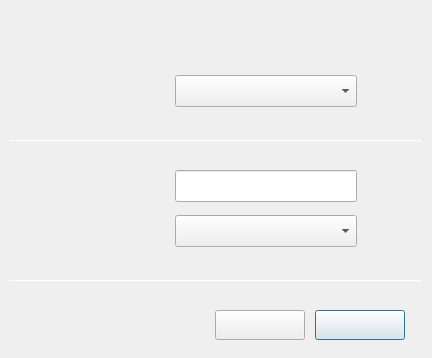
Above: wireless-security/dlgconnhidwifi.ui from ukui/kylin-nm before the change. Below: the same form after it.
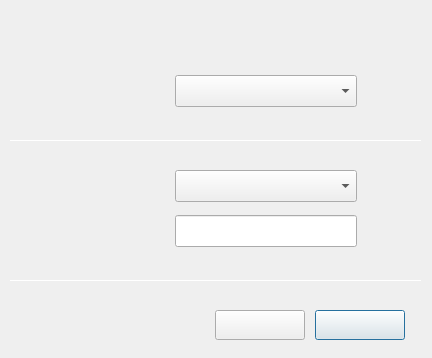
That is the form after the change.

What changed in the file:
```diff
--- a/wireless-security/dlgconnhidwifi.ui
+++ b/wireless-security/dlgconnhidwifi.ui
@@ -56,7 +56,7 @@
    <property name="geometry">
     <rect>
      <x>76</x>
-     <y>176</y>
+     <y>221</y>
      <width>90</width>
      <height>20</height>
     </rect>
@@ -74,7 +74,7 @@
    <property name="geometry">
     <rect>
      <x>175</x>
-     <y>215</y>
+     <y>170</y>
      <width>182</width>
      <height>32</height>
     </rect>
@@ -92,7 +92,7 @@
    <property name="geometry">
     <rect>
      <x>76</x>
-     <y>221</y>
+     <y>176</y>
      <width>90</width>
      <height>20</height>
     </rect>
@@ -110,7 +110,7 @@
    <property name="geometry">
     <rect>
      <x>175</x>
-     <y>170</y>
+     <y>215</y>
      <width>182</width>
      <height>32</height>
     </rect>
```
